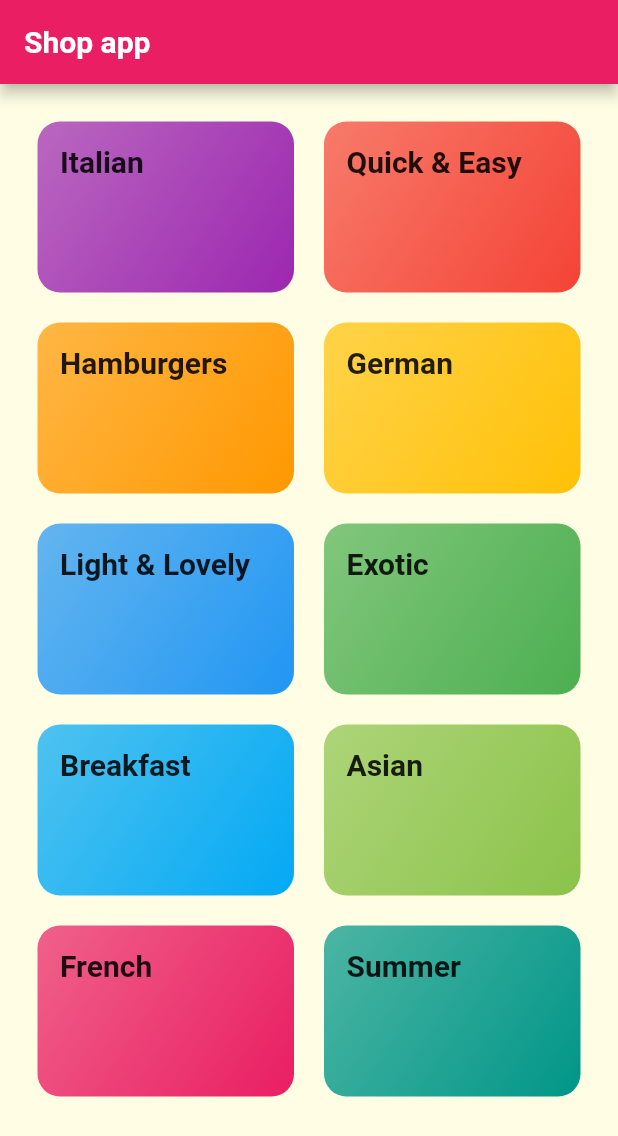
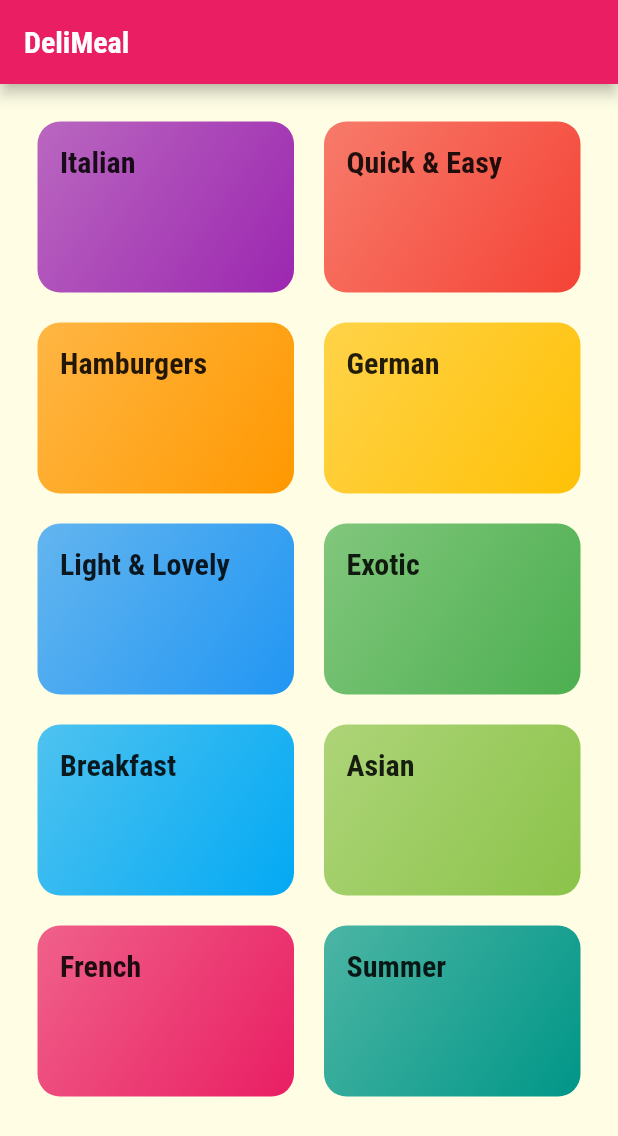
Before and after one commit to dhairya-lakhera/flutter-mealsapp, a Flutter app: the screen it shows after launch, on a phone screen of 412 x 824 dp. Shown: the top 1136 px of the screen. Run offline on Flutter 3.47's test engine with Material 2 defaults, Android fonts, the phone set to English and light mode, and no system bars.

Commit message:
162-163 Navigation to new page and passing data to new page

```diff
--- a/lib/categories_screen.dart
+++ b/lib/categories_screen.dart
@@ -1,25 +1,29 @@
 import 'package:flutter/material.dart';
+
+import './dummy_data.dart';
 import './category_item.dart';
-import './dummy_data.dart';
 
 class CategoriesScreen extends StatelessWidget {
   @override
   Widget build(BuildContext context) {
     return Scaffold(
       appBar: AppBar(
-        title: const Text('Shop app'),
+        title: const Text('DeliMeal'),
       ),
       body: GridView(
-        padding: EdgeInsets.all(25),
+        padding: const EdgeInsets.all(25),
         children: DUMMY_CATEGORIES
-            .map((catData) => CategoryItem(
-                  title: catData.title,
-                  color: catData.color,
-                ))
+            .map(
+              (catData) => CategoryItem(
+                    catData.id,
+                    catData.title,
+                    catData.color,
+                  ),
+            )
             .toList(),
         gridDelegate: SliverGridDelegateWithMaxCrossAxisExtent(
+          maxCrossAxisExtent: 200,
           childAspectRatio: 3 / 2,
-          maxCrossAxisExtent: 200,
           crossAxisSpacing: 20,
           mainAxisSpacing: 20,
         ),
--- a/lib/category_item.dart
+++ b/lib/category_item.dart
@@ -1,17 +1,31 @@
 import 'package:flutter/material.dart';
 
+import './category_meals_screen.dart';
+
 class CategoryItem extends StatelessWidget {
+  final String id;
   final String title;
   final Color color;
 
-  CategoryItem({
-    @required this.title,
-    @required this.color,
-  });
+  CategoryItem(this.id, this.title, this.color);
+
+  void selectCategory(BuildContext ctx) {
+    Navigator.of(ctx).push(
+      MaterialPageRoute(
+        builder: (_) {
+          return CategoryMealsScreen(id, title);
+        },
+      ),
+    );
+  }
 
   @override
   Widget build(BuildContext context) {
-    return Container(
+    return InkWell(
+      onTap: () => selectCategory(context),
+      splashColor: Theme.of(context).primaryColor,
+      borderRadius: BorderRadius.circular(15),
+      child: Container(
         padding: const EdgeInsets.all(15),
         child: Text(
           title,
@@ -28,6 +42,7 @@ class CategoryItem extends StatelessWidget {
           ),
           borderRadius: BorderRadius.circular(15),
         ),
+      ),
     );
   }
 }
--- a/lib/main.dart
+++ b/lib/main.dart
@@ -1,4 +1,5 @@
 import 'package:flutter/material.dart';
+
 import './categories_screen.dart';
 
 void main() => runApp(MyApp());
--- a/lib/models/category.dart
+++ b/lib/models/category.dart
@@ -1,11 +1,8 @@
-import 'package:flutter/material.dart';
-
 import 'package:flutter/material.dart';
 
 class Category {
   final String id;
   final String title;
-  //For the Color need to import material.dart
   final Color color;
 
   const Category({
```
Also changed, not shown: lib/category_meals_screen.dart (added, +22 -0 lines), pubspec.yaml (+26 -19 lines), pubspec.lock. Lines whose indentation alone changed are shown as unchanged.
